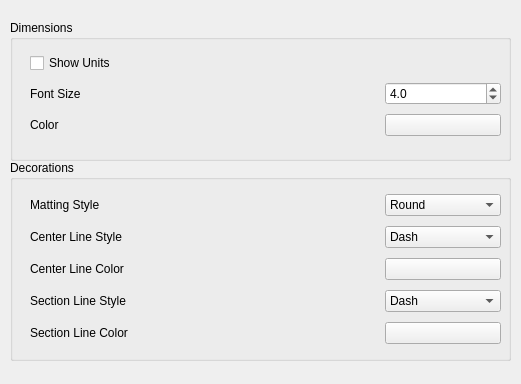
This is src/Mod/TechDraw/Gui/DlgPrefsTechDraw2.ui in berndhahnebach/All_FreeCAD as Qt 5 draws it before an edit. The edited form follows.
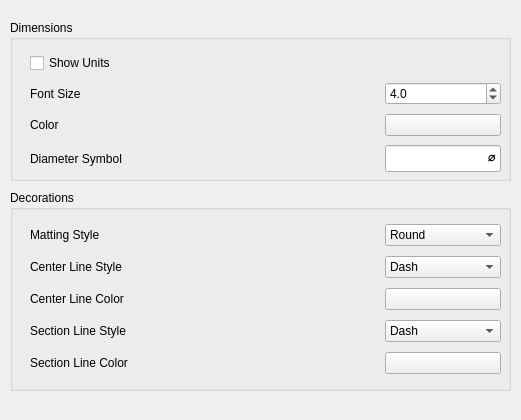
This is the edited form. Custom widgets are drawn as their Qt base class.

Commit message: Add Diameter Symbol preference for fonts without glyph

The edit to the form file:
```diff
--- a/src/Mod/TechDraw/Gui/DlgPrefsTechDraw2.ui
+++ b/src/Mod/TechDraw/Gui/DlgPrefsTechDraw2.ui
@@ -7,7 +7,7 @@
     <x>0</x>
     <y>0</y>
     <width>521</width>
-    <height>384</height>
+    <height>420</height>
    </rect>
   </property>
   <property name="windowTitle">
@@ -19,7 +19,7 @@
      <x>10</x>
      <y>20</y>
      <width>501</width>
-     <height>141</height>
+     <height>161</height>
     </rect>
    </property>
    <property name="title">
@@ -31,7 +31,7 @@
       <x>20</x>
       <y>30</y>
       <width>471</width>
-      <height>90</height>
+      <height>125</height>
      </rect>
     </property>
     <layout class="QGridLayout" name="gridLayout" columnstretch="1,2,1">
@@ -108,6 +108,34 @@
        </property>
       </widget>
      </item>
+     <item row="3" column="0">
+      <widget class="QLabel" name="label_8">
+       <property name="text">
+        <string>Diameter Symbol</string>
+       </property>
+      </widget>
+     </item>
+     <item row="3" column="2">
+      <widget class="Gui::PrefLineEdit" name="leDiameter">
+       <property name="font">
+        <font>
+         <pointsize>12</pointsize>
+        </font>
+       </property>
+       <property name="text">
+        <string>⌀</string>
+       </property>
+       <property name="alignment">
+        <set>Qt::AlignRight|Qt::AlignTrailing|Qt::AlignVCenter</set>
+       </property>
+       <property name="prefEntry" stdset="0">
+        <cstring>DiameterSymbol</cstring>
+       </property>
+       <property name="prefPath" stdset="0">
+        <cstring>/Mod/TechDraw/Dimensions</cstring>
+       </property>
+      </widget>
+     </item>
     </layout>
    </widget>
   </widget>
@@ -115,7 +143,7 @@
    <property name="geometry">
     <rect>
      <x>10</x>
-     <y>160</y>
+     <y>190</y>
      <width>501</width>
      <height>201</height>
     </rect>
@@ -346,6 +374,11 @@
    <extends>QComboBox</extends>
    <header>Gui/PrefWidgets.h</header>
   </customwidget>
+  <customwidget>
+   <class>Gui::PrefLineEdit</class>
+   <extends>QLineEdit</extends>
+   <header>Gui/PrefWidgets.h</header>
+  </customwidget>
   <customwidget>
    <class>Gui::PrefDoubleSpinBox</class>
    <extends>QDoubleSpinBox</extends>
```
The commit also changes 2 other files.
